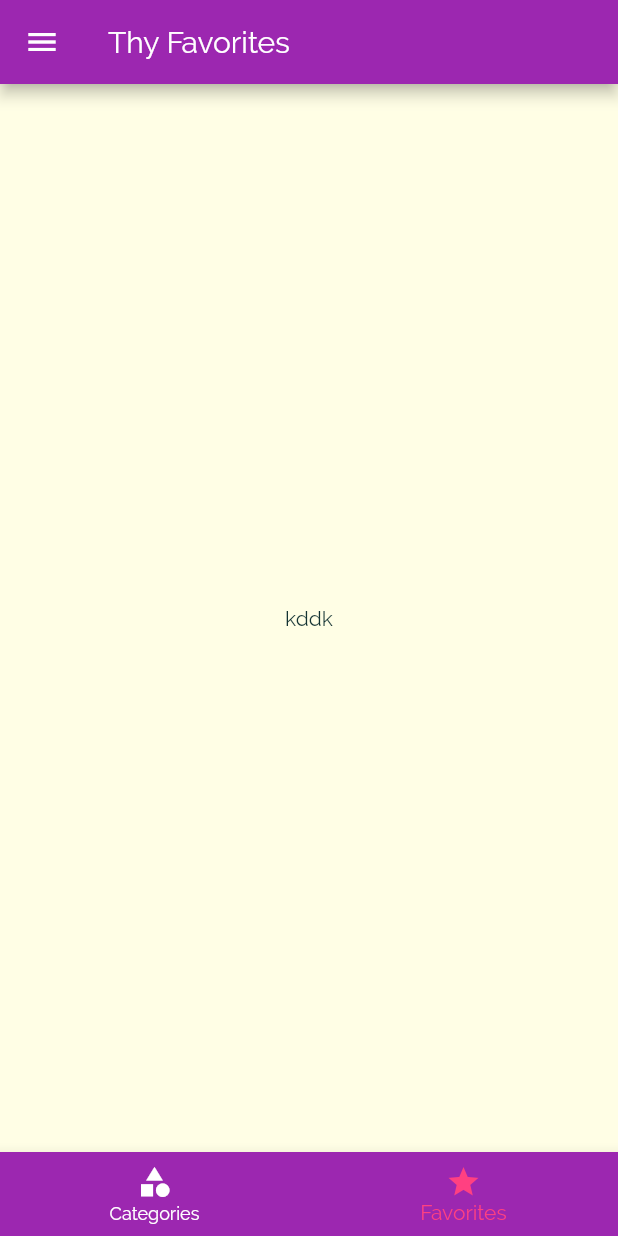
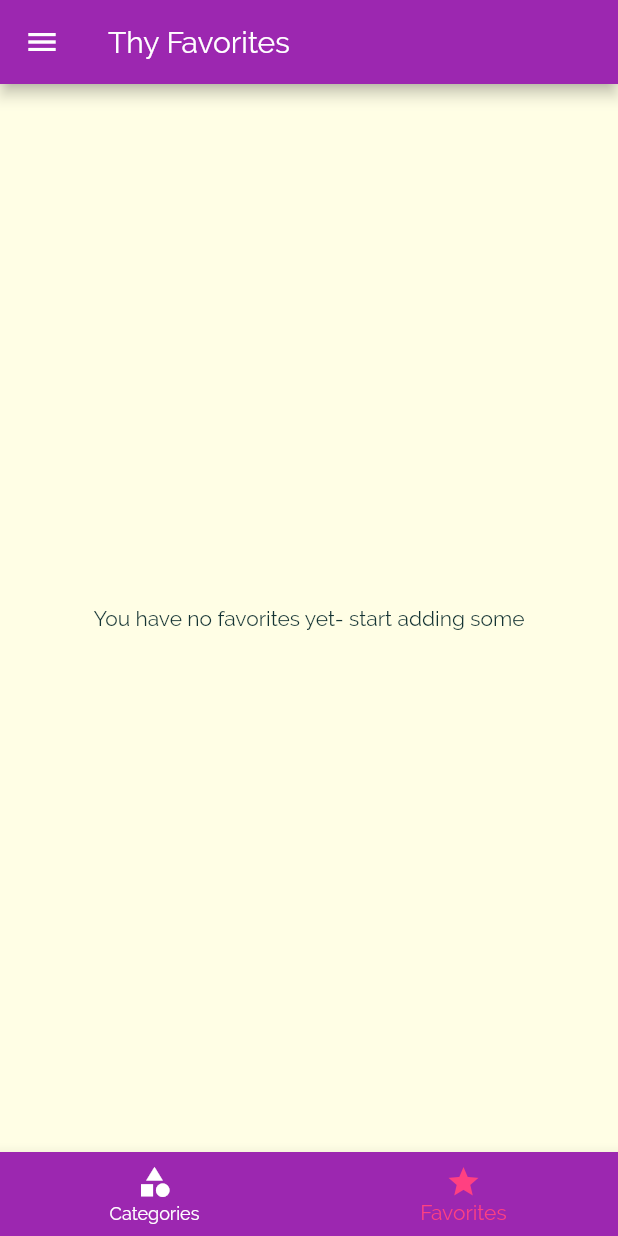
Before and after one commit to nvshah/CookAt, a Flutter app: the screen it shows after launch, item 2 of the bottom bar chosen, on a phone screen of 412 x 824 dp. Run offline on Flutter 3.47's test engine with Material 2 defaults, Android fonts, the phone set to English and light mode, and no system bars.

Commit message:
--- Favorite meal logics - Remove provision for remove meals from meal details screen & Added  favorite option in place of that

```diff
--- a/lib/main.dart
+++ b/lib/main.dart
@@ -25,8 +25,11 @@ class _MyAppState extends State<MyApp> {
     'lactose': false,
   };
 
-  //available Meals that can be coomunicated to category-meals screen
+  //available Meals that can be communicated to category-meals screen & other meals related screen
   List<Meal> _availableMeals = DUMMY_MEALS;
+
+  //favourite meals is maintained over here because we want fav list maintained to communicate with
+  List<Meal> _favoriteMeals = [];
 
   //Filters & Category Meals Screen are availabe over here in main file, so we need to manage filters changes over here
   void _saveFilters(Map<String, bool> newFilters) {
@@ -51,6 +54,29 @@ class _MyAppState extends State<MyApp> {
     });
   }
 
+  //This method will handle the check/uncheck of favorite meal
+  void _toggleFavorite(String mealId){
+    int existingIndex = _favoriteMeals.indexWhere((meal) => meal.id == mealId);
+    //Meal is already there in favorite list so remove it
+    if(existingIndex >= 0){
+      //Here this approach is not efficient as for toggling between Favorite Screen, Whole App is rebuilded often every time
+      //which is not sign of a good performance
+      //Here we are rebuilding everything for Favorite screen, which seems pretty un reasonable
+      setState(() {
+        _favoriteMeals.removeAt(existingIndex);
+      });
+    }
+    else{
+      setState(() {
+        _favoriteMeals.add(DUMMY_MEALS.firstWhere((meal) => meal.id == mealId));
+      });
+    }// New meal to favorite list
+  }
+
+  //check if meal is included in favorite list or not
+  bool _isFavoriteMeal(String mealId){
+    return _favoriteMeals.any((meal) => meal.id == mealId);
+  }
   @override
   Widget build(BuildContext context) {
     return MaterialApp(
@@ -78,9 +104,9 @@ class _MyAppState extends State<MyApp> {
       initialRoute: '/', //default is '/'
       routes: {
         //here ctxt is may be context of new screen going to be coming on screen
-        '/': (ctxt) => TabsScreen(),
+        '/': (ctxt) => TabsScreen(_favoriteMeals),
         CategoryMealsScreen.routeName: (ctxt) => CategoryMealsScreen(_availableMeals),
-        MealDetailScreen.routeName: (ctxt) => MealDetailScreen(),
+        MealDetailScreen.routeName: (ctxt) => MealDetailScreen(_toggleFavorite, _isFavoriteMeal),
         FiltersScreen.routeName: (ctxt) => FiltersScreen(_filters, _saveFilters),
       },
       // //Useful when no named route are found in routes table
--- a/lib/screens/category_meals_screen.dart
+++ b/lib/screens/category_meals_screen.dart
@@ -73,7 +73,7 @@ class _CategoryMealsScreenState extends State<CategoryMealsScreen> {
             duration: displayedMeals[index].duration,
             complexity: displayedMeals[index].complexity,
             affordability: displayedMeals[index].affordability,
-            removeMeal: _removeMeal,
+            //removeMeal: _removeMeal,
           );
         },
         itemCount: displayedMeals.length,
--- a/lib/screens/favorite_screen.dart
+++ b/lib/screens/favorite_screen.dart
@@ -1,10 +1,32 @@
 import 'package:flutter/material.dart';
 
+import '../models/meal.dart';
+import '../widgets/meal_item.dart';
+
 class FavoriteScreen extends StatelessWidget {
+  final List<Meal> favoriteMeals;
+
+  FavoriteScreen(this.favoriteMeals);
+
   @override
   Widget build(BuildContext context) {
-    return Center(
-      child: Text('kddk'),
-    );
+    if(favoriteMeals.isEmpty){
+      return Center(
+        child: Text('You have no favorites yet- start adding some'),
+      );
+    }
+    return ListView.builder(
+        itemBuilder: (ctxt, index) {
+          return MealItem(
+            id: favoriteMeals[index].id,
+            title: favoriteMeals[index].title,
+            imageUrl: favoriteMeals[index].imageUrl,
+            duration: favoriteMeals[index].duration,
+            complexity: favoriteMeals[index].complexity,
+            affordability: favoriteMeals[index].affordability,
+          );
+        },
+        itemCount: favoriteMeals.length,
+      );
   }
 }
--- a/lib/screens/filters_screen.dart
+++ b/lib/screens/filters_screen.dart
@@ -50,6 +50,7 @@ class _FiltersScreenState extends State<FiltersScreen> {
       appBar: AppBar(
         title: Text('Your Filters'),
         actions: <Widget>[
+          //SAVE FILTERS BUTTON
           IconButton(
             icon: Icon(Icons.save),
             onPressed: () => widget.saveFilters(<String, bool>{
--- a/lib/screens/tabs_screen_bottom.dart
+++ b/lib/screens/tabs_screen_bottom.dart
@@ -3,21 +3,35 @@ import 'package:flutter/material.dart';
 import './categories_screen.dart';
 import './favorite_screen.dart';
 import '../widgets/main_drawer.dart';
+import '../models/meal.dart';
 
 class TabsScreen extends StatefulWidget {
+  final List<Meal> favoriteMeal;
+
+  TabsScreen(this.favoriteMeal);
   @override
   _TabsScreenState createState() => _TabsScreenState();
 }
 
 class _TabsScreenState extends State<TabsScreen> {
+  //widget obj is not avail at moment so we are not initializing the _pages, as _pages requires widget.favoriteMeals in TabScreen as a argument
   //List of pages corresponding to the tabs
-  final List<Map<String, Object>> _pages = [
-    {'page': CategoriesScreen(), 'title': 'Categories'},
-    {'page': FavoriteScreen(), 'title': 'Thy Favorites'},
-  ];
+  List<Map<String, Object>> _pages;
 
   //hold the current page index <=>
   int _selectedPageIndex = 0;
+
+  //We have shifted the _pages initialization to initState() because widget object was not available to the
+  //State class property during initialization
+  //but widget is available in build() & initState() method of State so we can assign the _page value over there
+  @override
+  void initState() {
+    _pages = [
+      {'page': CategoriesScreen(), 'title': 'Categories'},
+      {'page': FavoriteScreen(widget.favoriteMeal), 'title': 'Thy Favorites'},
+    ];
+    super.initState();
+  }
 
   //this will use to change the state & render appropriate screen when user select any tab from tap bar
   void _selectPage(int index) {
```
Also changed, not shown: lib/screens/meal_details_screen.dart (+12 -5 lines), lib/widgets/meal_item.dart (+6 -4 lines).
